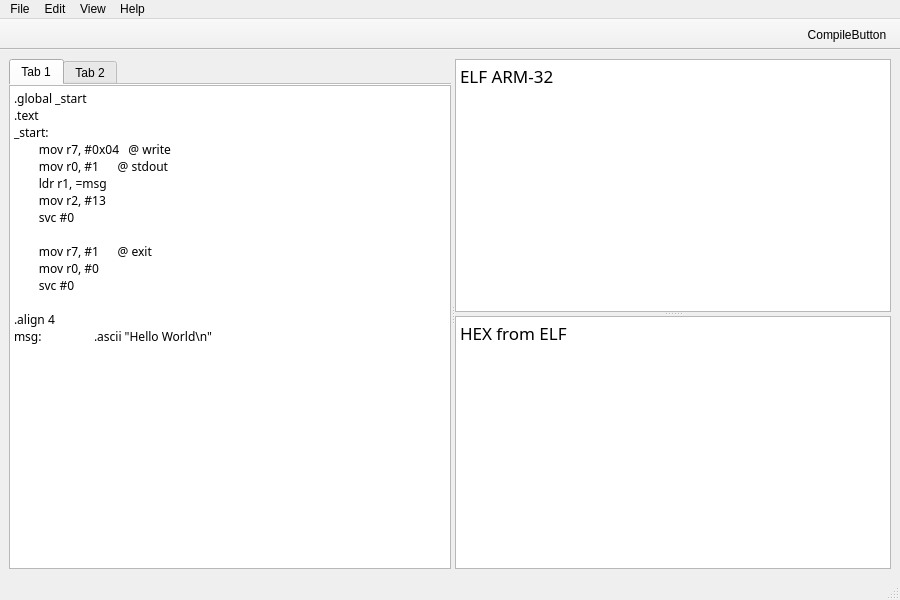
Above: ui/mainwindow.ui from atwardzik/hxutil before the change. Below: the same form after it.
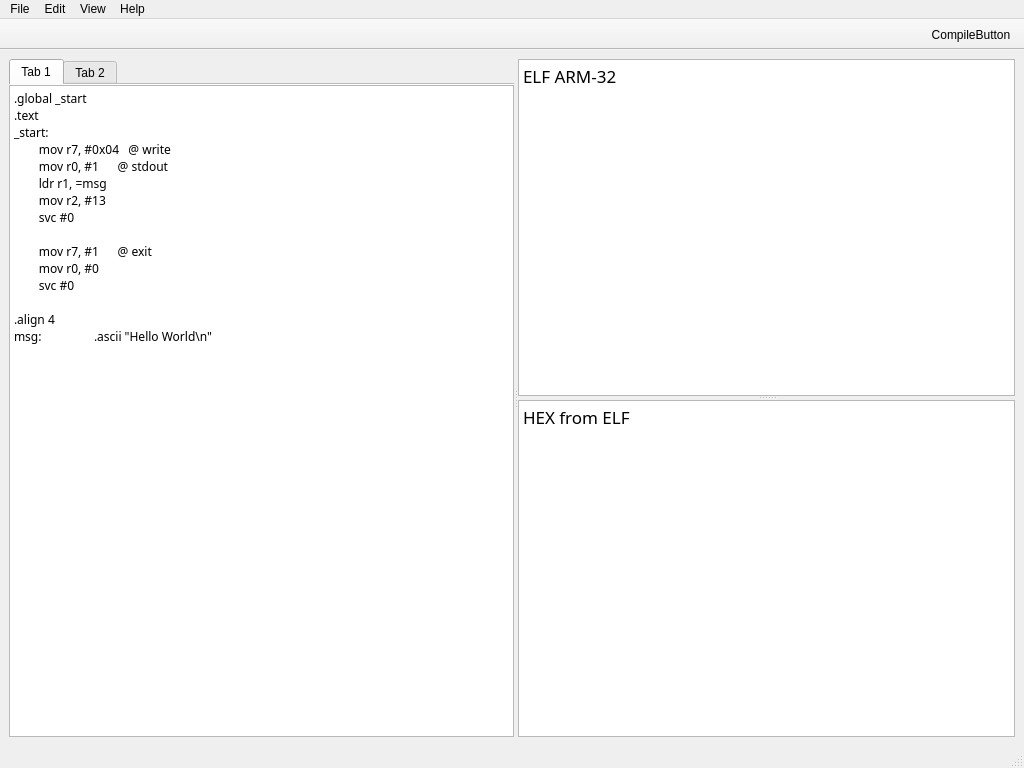
That is the form after the change. Icons and pictures are not drawn. Custom widgets are drawn as their Qt base class.

Diff of the .ui file:
```diff
--- a/ui/mainwindow.ui
+++ b/ui/mainwindow.ui
@@ -6,8 +6,8 @@
    <rect>
     <x>0</x>
     <y>0</y>
-    <width>900</width>
-    <height>600</height>
+    <width>1024</width>
+    <height>768</height>
    </rect>
   </property>
   <property name="minimumSize">
@@ -152,7 +152,7 @@
     <rect>
      <x>0</x>
      <y>0</y>
-     <width>900</width>
+     <width>1024</width>
      <height>24</height>
     </rect>
    </property>
```
Left out of the diff: 6 changed lines with no effect on the pictures.
